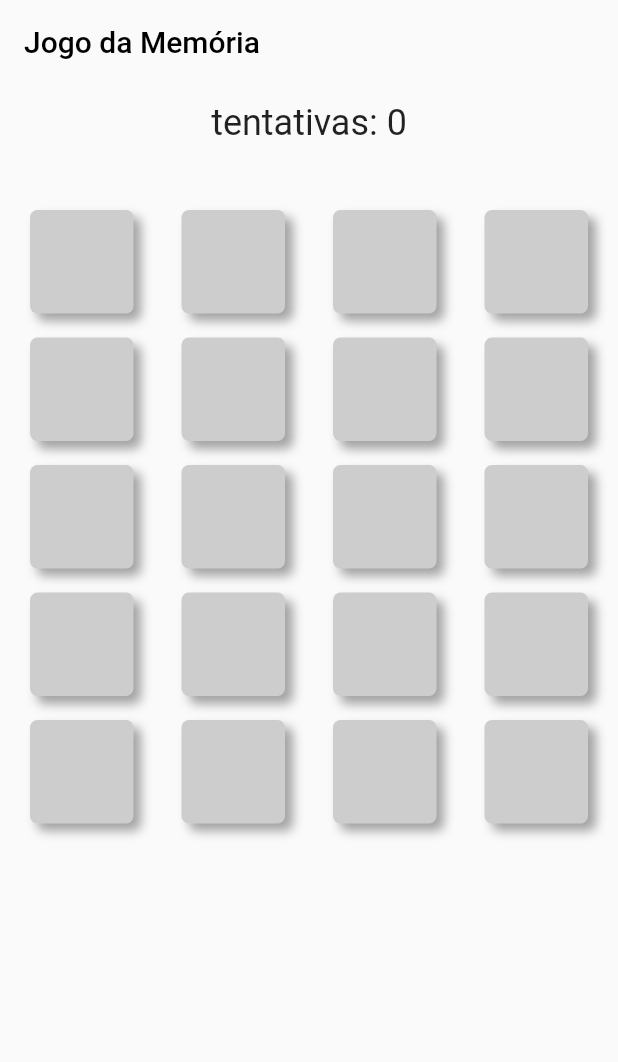
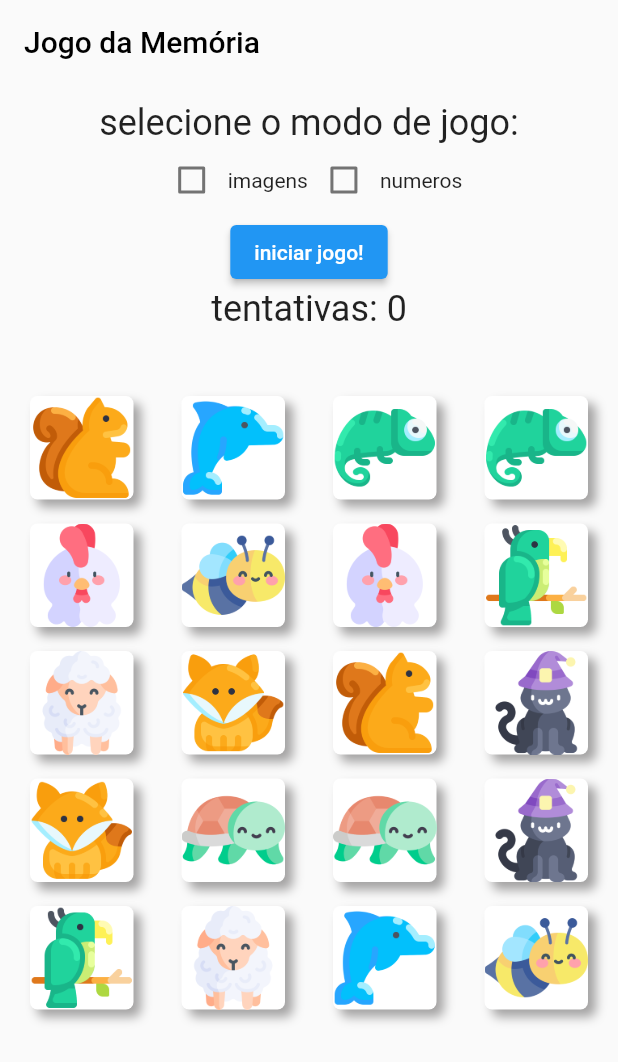
Before and after one commit to morgixin/memory-game, a Flutter app: the screen it shows after launch, on a phone screen of 412 x 824 dp. Shown: the top 1062 px of the screen. Run offline on Flutter 3.47's test engine with Material 2 defaults, Android fonts, the phone set to English and light mode, and no system bars.

Commit message:
add checkbox and startgame button

```diff
--- a/lib/main.dart
+++ b/lib/main.dart
@@ -28,28 +28,19 @@ class HomePage extends StatefulWidget {
 }
 
 class _HomePageState extends State<HomePage> {
-
-  int opt = 3;
+  int opt = 2;
 
   final List<int> _numbers = [0, 0, 1, 1,
                         2, 2, 3, 3,
                         4, 4, 5, 5,
                         6, 6, 7, 7,
                         8, 8, 9, 9];
-  List<String> images = ["bee", "cat", "chameleon", "chicken", "dolphin", "fox", "parrot", "sheep", "squirrel", "turtle"];
+  final List<String> _images = ["bee", "cat", "chameleon", "chicken", "dolphin", "fox", "parrot", "sheep", "squirrel", "turtle"];
 
-   final List<int> _both = [0, 0, 1, 1,
-                        2, 2, 3, 3,
-                        4, 4, 5, 5,
-                        6, 6, 7, 7,
-                        8, 8, 9, 9];
-
-  void embaralhaCards () {
-    _numbers.shuffle();
-  }
 
   late Timer liltempo;
   bool showingCards = true;
+  bool gameHasStarted = false;
 
   List<bool> _selected = List.generate(20, (index) => true);
 
@@ -57,16 +48,33 @@ class _HomePageState extends State<HomePage> {
   List<int> numbersFound = [];
   List<int> indexSelected = [];
 
+  List<bool> isChecked = [false, false];
+
   int erros = 0;
 
+  void embaralhaCards () {
+    _numbers.shuffle();
+  }
+
   @override
-  void initState(){
+  void initState () {
     embaralhaCards();
     super.initState();
   }
 
+  Widget checkbox (BuildContext context, int index) {
+    return Checkbox(
+      checkColor: Colors.white,
+      value: isChecked[index],
+      onChanged: (bool? value) {
+        setState(() {
+          isChecked[index] = value!;
+        });
+      });
+  }
+
   Widget numberOrImg (int index){
-    String img = "bee";
+    String img;
     switch (_numbers[index]){
       case 5:
         img = "bee";
@@ -83,8 +91,11 @@ class _HomePageState extends State<HomePage> {
       case 9:
         img = "fox";
         break;
+      default:
+        img = "bee";
+        break;
+    }
 
-    }
     Widget image = Image(image: AssetImage("assets/images/$img.png"));
     Widget numero = Text(
       _numbers[index].toString(),
@@ -92,25 +103,22 @@ class _HomePageState extends State<HomePage> {
       style: TextStyle(fontSize: 48),
     );
 
-    if(_numbers[index] >= 5) return image;
+    if (_numbers[index] >= 5) return image;
     return numero;
   }
 
   @override
   Widget build(BuildContext context) {
-
-
-    double cardSizeHeigh = 50;
-    double cardSizeWidth = 30;
-
-    if (showingCards){
-      Timer(Duration(seconds: 2), (){
+    if (gameHasStarted) {
+      if (showingCards) {
+        Timer (Duration(seconds: 2), () {
           _selected = List.generate(20, (index) => false);
           showingCards = false;
           setState(() {
 
           });
         });
+      }
     }
 
     _onSelected (index) async {
@@ -131,7 +139,6 @@ class _HomePageState extends State<HomePage> {
           if(numbersSelected[0] == numbersSelected[1]){
             numbersFound.add(numbersSelected[0]);
             numbersFound.add(numbersSelected[1]);
-            print("engual eu");
           }
           else{
 
@@ -156,6 +163,25 @@ class _HomePageState extends State<HomePage> {
                 SizedBox(
                   height: 12.0,
                 ),
+                if (!gameHasStarted) ... [
+                  Text("selecione o modo de jogo:", style: TextStyle(fontSize: 24),),
+                  Row(
+                    mainAxisAlignment: MainAxisAlignment.center,
+                    children: [
+                    checkbox(context, 0), Text("imagens"),
+                    checkbox(context, 1), Text("numeros")
+                    ]
+                  ),
+
+                  Center(
+                    child:  ElevatedButton(
+                      child: Text("iniciar jogo!"),
+                      onPressed: () {
+                        setState(() { gameHasStarted = true; });
+                      },
+                    )
+                  ),
+                ],
                 Center(child: Text("tentativas: ${erros.toString()}", style: TextStyle(fontSize: 24),)),
                 SizedBox(
                   height: 24.0,
@@ -190,13 +216,13 @@ class _HomePageState extends State<HomePage> {
         ));
   }
 
-Widget card(BuildContext context, int index){
-  if (opt == 1) return NumberCard(context, index);
-  if (opt == 2) return ImageCard(context, index);
+Widget card (BuildContext context, int index) {
+  if (opt == 1) return numberCard(context, index);
+  if (opt == 2) return imageCard(context, index);
   return bothCard(context, index);
+}
 
-}
-  Widget NumberCard (BuildContext context, int index) {
+Widget numberCard (BuildContext context, int index) {
   Color corCard;
   Widget lilnumber = Text(
       _numbers[index].toString(),
@@ -219,12 +245,11 @@ Widget card(BuildContext context, int index){
       borderRadius: BorderRadius.all(Radius.circular(5))),
     height: 80,
     width: 20,
-      // child: lilnumber,
     child: lilnumber,
   );
 }
 
-  Widget ImageCard (BuildContext context, int index) {
+Widget imageCard (BuildContext context, int index) {
   Color corCard;
   Widget lilnumber = Text(
       _numbers[index].toString(),
@@ -232,17 +257,17 @@ Widget card(BuildContext context, int index){
       style: TextStyle(fontSize: 48),
       );
 
-    Widget lilimg = Image(image: AssetImage("assets/images/${images[_numbers[index]]}.png"));
+  Widget lilimg = Image(image: AssetImage("assets/images/${_images[_numbers[index]]}.png"));
 
   (_selected[index]) ? corCard = Colors.white : corCard = Color.fromARGB(255, 205, 205, 205);
 
-    (_selected[index]) ? lilnumber = Text(
-        _numbers[index].toString(),
-        textAlign: TextAlign.center,
-        style: TextStyle(fontSize: 48),
-        ) : lilnumber = Text("");
+  // (_selected[index]) ? lilnumber = Text(
+  //     _numbers[index].toString(),
+  //     textAlign: TextAlign.center,
+  //     style: TextStyle(fontSize: 48),
+  //     ) : lilnumber = Text("");
 
-    (_selected[index]) ? lilimg = Image(image: AssetImage("assets/images/${images[_numbers[index]]}.png")) : lilimg = Text("");
+  (_selected[index]) ? lilimg = Image(image: AssetImage("assets/images/${_images[_numbers[index]]}.png")) : lilimg = Text("");
 
   return Ink(
     decoration: BoxDecoration(
@@ -251,23 +276,16 @@ Widget card(BuildContext context, int index){
       borderRadius: BorderRadius.all(Radius.circular(5))),
     height: 80,
     width: 60,
-      // child: lilnumber,
     child: lilimg,
   );
 
 
 }
 
-
 Widget bothCard (BuildContext context, int index) {
   Color corCard;
 
-
-
   (_selected[index]) ? corCard = Colors.white : corCard = Color.fromARGB(255, 205, 205, 205);
-
-
-
 
   return Ink(
     decoration: BoxDecoration(
```
Lines whose indentation alone changed are shown as unchanged.
